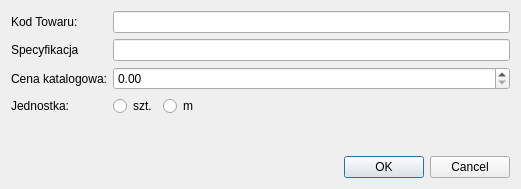
First picture: the form in NowyTowar.ui, repository konserw/koferta, before the edit.
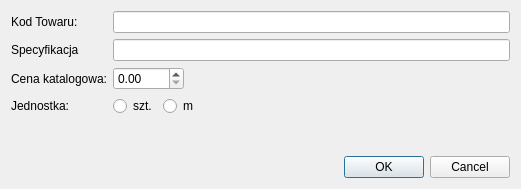
Second picture: the form after the edit.

Diff of the .ui file:
```diff
--- a/NowyTowar.ui
+++ b/NowyTowar.ui
@@ -85,7 +85,28 @@
       </layout>
      </item>
      <item row="2" column="1">
-      <widget class="QDoubleSpinBox" name="cena"/>
+      <layout class="QHBoxLayout" name="horizontalLayout_2">
+       <item>
+        <widget class="QDoubleSpinBox" name="cena">
+         <property name="maximum">
+          <double>9999.989999999999782</double>
+         </property>
+        </widget>
+       </item>
+       <item>
+        <spacer name="horizontalSpacer_2">
+         <property name="orientation">
+          <enum>Qt::Horizontal</enum>
+         </property>
+         <property name="sizeHint" stdset="0">
+          <size>
+           <width>40</width>
+           <height>20</height>
+          </size>
+         </property>
+        </spacer>
+       </item>
+      </layout>
      </item>
     </layout>
    </item>
```
